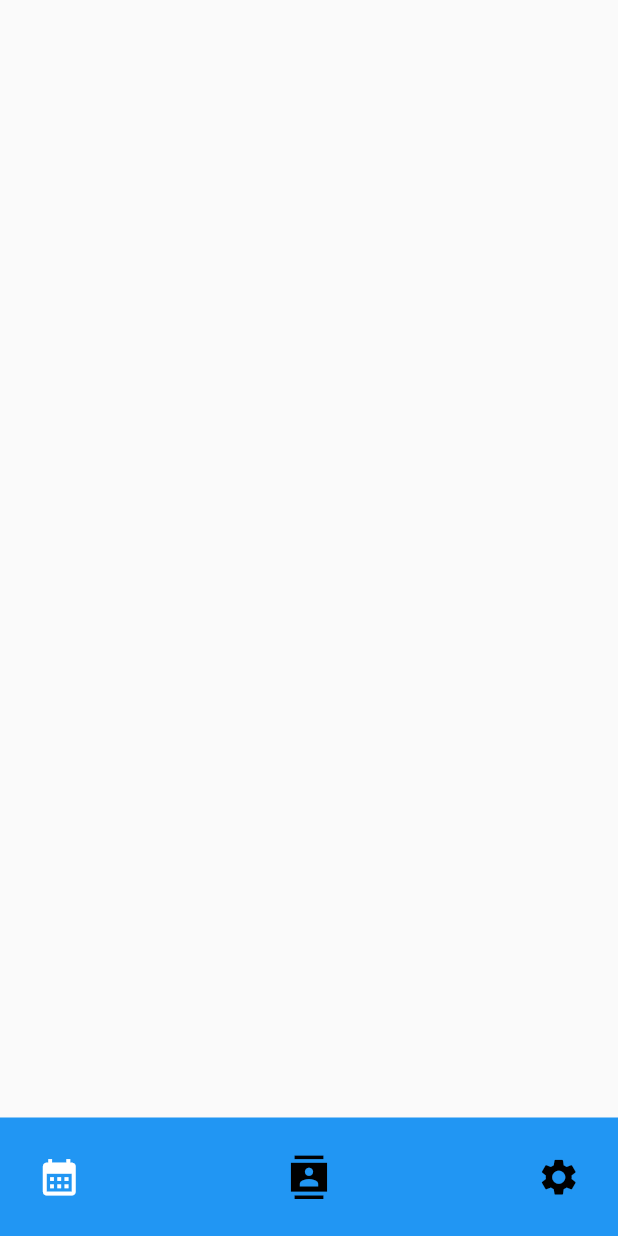
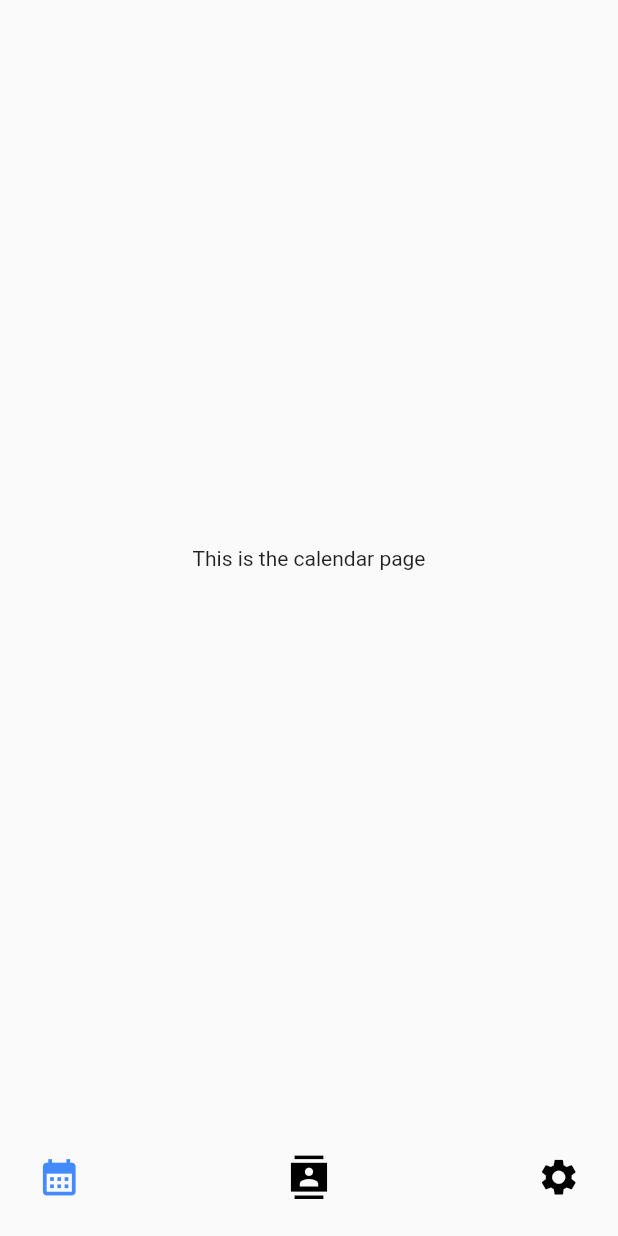
Before and after one commit to SahisN/ACM_Mobile_APP, a Flutter app: the screen it shows after launch, on a phone screen of 412 x 824 dp. Run offline on Flutter 3.47's test engine with Material 2 defaults, Android fonts, the phone set to English and light mode, and no system bars; drawn by our look-alikes of google_nav_bar; our stand-ins replace animated_splash_screen, google_fonts.

Commit message:
Added functionality to the bottomtabnavigator & directory changes

```diff
--- /dev/null
+++ b/lib/screens/calender_page.dart
@@ -0,0 +1,17 @@
+import 'package:flutter/material.dart';
+
+class CalenderPage extends StatelessWidget {
+  const CalenderPage({super.key});
+
+  @override
+  Widget build(BuildContext context) {
+    return const Center(
+      child: Column(
+        mainAxisSize: MainAxisSize.min,
+        children: [
+          Text('This is the calendar page'),
+        ],
+      ),
+    );
+  }
+}
--- /dev/null
+++ b/lib/screens/contact_page.dart
@@ -0,0 +1,17 @@
+import 'package:flutter/material.dart';
+
+class ContactPage extends StatelessWidget {
+  const ContactPage({super.key});
+
+  @override
+  Widget build(BuildContext context) {
+    return const Center(
+      child: Column(
+        mainAxisSize: MainAxisSize.min,
+        children: [
+          Text('contact Page'),
+        ],
+      ),
+    );
+  }
+}
--- a/lib/screens/home_page.dart
+++ b/lib/screens/home_page.dart
@@ -1,17 +1,64 @@
+import 'package:acm_app/screens/calender_page.dart';
+import 'package:acm_app/screens/contact_page.dart';
 import 'package:flutter/material.dart';
-import 'package:acm_app/widgets/bottom_g_nav.dart';
+import 'package:google_nav_bar/google_nav_bar.dart';
 
-class HomePage extends StatelessWidget {
+class HomePage extends StatefulWidget {
   const HomePage({super.key});
 
   @override
+  State<HomePage> createState() => _HomePageState();
+}
+
+class _HomePageState extends State<HomePage> {
+  // _selectedIndex is used to select apporiate screen from _screen List
+  int _selectedIndex = 0;
+
+  // _screens stores all the list of screens
+  static const List<Widget> _screens = <Widget>[
+    CalenderPage(),
+    ContactPage(),
+    Text('Settings')
+  ];
+
+  @override
   Widget build(BuildContext context) {
-    return const MaterialApp(
-      home: Scaffold(
-        bottomNavigationBar: BottomGNav(
-          selectedIndex: 0,
-        ),
+    return Scaffold(
+      bottomNavigationBar: GNav(
+        // stores tab_icon, name of the icon
+        tabs: const [
+          GButton(
+            icon: Icons.calendar_month_sharp,
+          ),
+          GButton(
+            icon: Icons.contacts_sharp,
+          ),
+          GButton(
+            icon: Icons.settings,
+          )
+        ],
+        iconSize: 29,
+        // duration seconds = 0 to cancel any animation
+        duration: const Duration(seconds: 0),
+
+        // highlights the selected tab and unselected tabs
+        selectedIndex: _selectedIndex,
+        color: Colors.black,
+        activeColor: Colors.blueAccent,
+
+        // this function is invoked whenever user clicks a tab
+        // recieves the tab index and updates _selectedIndex
+        onTabChange: (index) {
+          // used to update _selectedIndex and restart Widget Build()
+          if (index != _selectedIndex) {
+            setState(() {
+              _selectedIndex = index;
+            });
+          }
+        },
       ),
+      // Uses _screens and _selectedIndex to display apporiate screen (depending on selected tab)
+      body: _screens[_selectedIndex],
     );
   }
 }
--- a/lib/screens/splash_screen.dart
+++ b/lib/screens/splash_screen.dart
@@ -1,6 +1,6 @@
+import 'package:acm_app/screens/home_page.dart';
 import 'package:animated_splash_screen/animated_splash_screen.dart';
 import 'package:flutter/material.dart';
-import 'package:acm_app/screens/home_page.dart';
 
 class SplashScreen extends StatefulWidget {
   const SplashScreen({super.key});
@@ -18,7 +18,7 @@ class _SplashScreenState extends State<SplashScreen> {
           splash: Column(
             children: [
               Image.asset(
-                'assets/images/acm_logo.png',
+                'assets/images/acm_logo_2.png',
                 width: 300,
                 height: 250,
               ),
--- a/lib/widgets/bottom_g_nav.dart
+++ /dev/null
@@ -1,45 +0,0 @@
-// https://pub.dev/packages/google_nav_bar
-import 'package:flutter/material.dart';
-import 'package:google_nav_bar/google_nav_bar.dart';
-
-class BottomGNav extends StatelessWidget {
-  const BottomGNav({super.key, required this.selectedIndex});
-
-  // control which icon is selected on bottom tab navigator
-  final int selectedIndex;
-
-  @override
-  Widget build(BuildContext context) {
-    return GNav(
-      //rippleColor: Colors.blue,
-      //hoverColor: Colors.blueAccent,
-      selectedIndex: selectedIndex,
-
-      // Tabs take GButton which are bottom tabnavigator botton
-      // Each botton redirects to respective page shown in their icon
-      tabs: [
-        GButton(
-          icon: Icons.calendar_month_sharp,
-          //iconColor: Colors.white,
-          onPressed: () {},
-        ),
-        GButton(
-          icon: Icons.contacts_sharp,
-          //iconColor: Colors.white,
-          onPressed: () {},
-        ),
-        GButton(
-          icon: Icons.settings,
-          //iconColor: Colors.white,
-          onPressed: () {},
-        ),
-      ],
-      backgroundColor: Colors.blue,
-      activeColor: Colors.white,
-      curve: Curves.linear,
-      iconSize: 29,
-      // changes so the icon buttons have no animation when selected
-      duration: const Duration(seconds: 0),
-    );
-  }
-}
--- a/pubspec.yaml
+++ b/pubspec.yaml
@@ -70,6 +70,8 @@ flutter:
     - assets/images/acm.png
     - assets/images/discord.png
     - assets/images/linkedin.png
+    - assets/images/acm_logo_2.png
+    - assets/images/acm_3d.png
 
   # An image asset can refer to one or more resolution-specific "variants", see
   # https://flutter.dev/assets-and-images/#resolution-aware
```
Also changed, not shown: assets/images/ACM Black Logo.png (added), assets/images/ACM Blue Logo.png (added), assets/images/ACM White Logo.png (added), assets/images/CAL-STATE LA Circuit Logo.png (added), assets/images/Official ACM Logo (Black Background).png (added), assets/images/Official ACM Logo (White).png (added), 2 other files.
